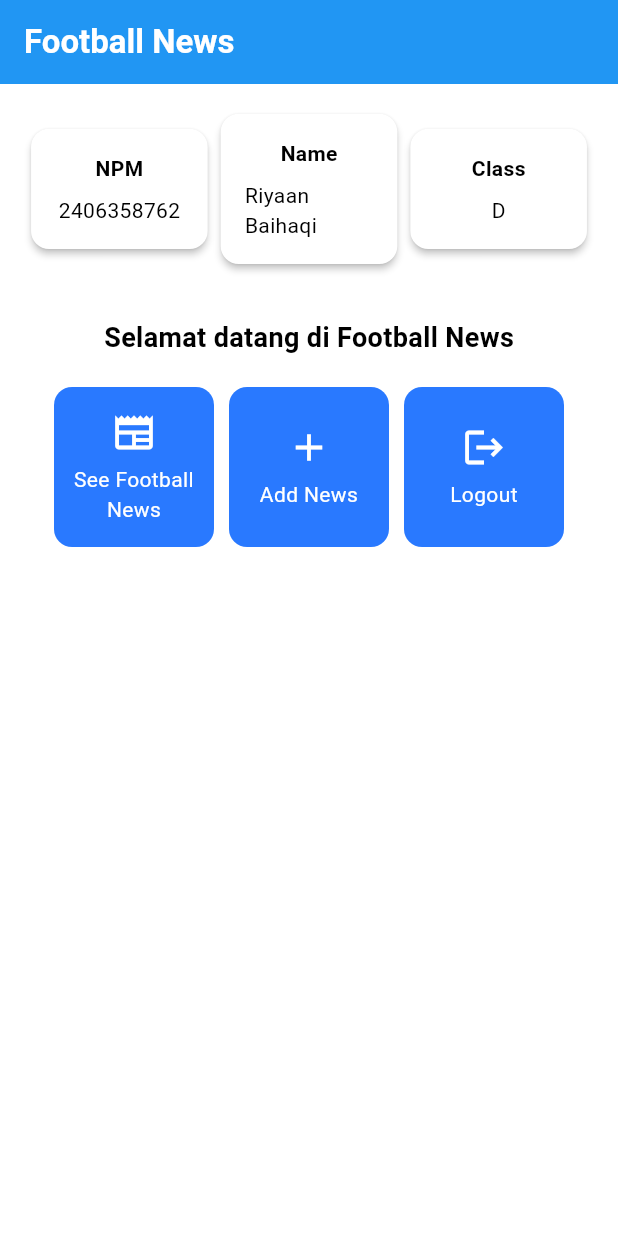
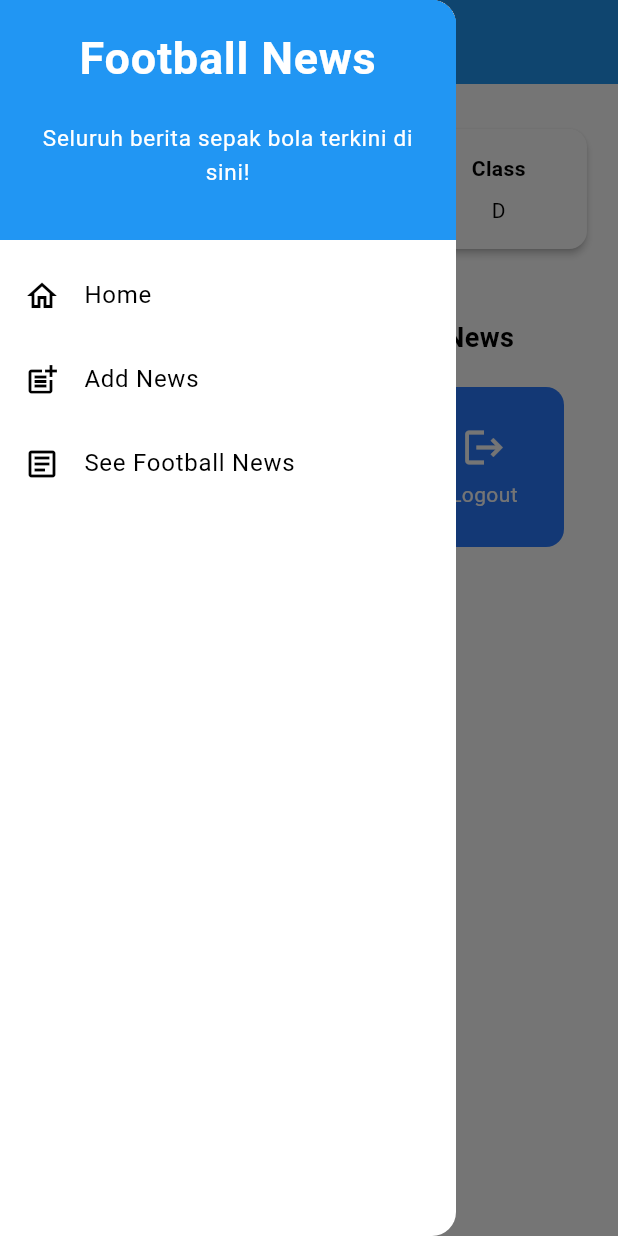
Before and after one commit to riyaan-bai/football-news-mobile, a Flutter app: the screen it shows after launch, with the side drawer open (before the commit the screen has no drawer), on a phone screen of 412 x 824 dp. Run offline on Flutter 3.47's test engine with Material 3 defaults, Android fonts, the phone set to English and light mode, and no system bars.

Commit message:
Tutorial 7 selesai

```diff
--- a/lib/menu.dart
+++ /dev/null
@@ -1,185 +0,0 @@
-import 'package:flutter/material.dart';
-class MyHomePage extends StatelessWidget {
-    MyHomePage({super.key});
-    final String nama = "Riyaan Baihaqi"; //nama
-    final String npm = "2406358762"; //npm
-    final String kelas = "D"; //kelas
-    final List<ItemHomepage> items = [
-    ItemHomepage("See Football News", Icons.newspaper),
-    ItemHomepage("Add News", Icons.add),
-    ItemHomepage("Logout", Icons.logout),
-    ];
-
-    @override
-    Widget build(BuildContext context) {
-    // Scaffold menyediakan struktur dasar halaman dengan AppBar dan body.
-    return Scaffold(
-      // AppBar adalah bagian atas halaman yang menampilkan judul.
-      appBar: AppBar(
-        // Judul aplikasi "Football News" dengan teks putih dan tebal.
-        title: const Text(
-          'Football News',
-          style: TextStyle(
-            color: Colors.white,
-            fontWeight: FontWeight.bold,
-          ),
-        ),
-        // Warna latar belakang AppBar diambil dari skema warna tema aplikasi.
-        backgroundColor: Theme.of(context).colorScheme.primary,
-      ),
-      // Body halaman dengan padding di sekelilingnya.
-      body: Padding(
-        padding: const EdgeInsets.all(16.0),
-        // Menyusun widget secara vertikal dalam sebuah kolom.
-        child: Column(
-          crossAxisAlignment: CrossAxisAlignment.center,
-          children: [
-            // Row untuk menampilkan 3 InfoCard secara horizontal.
-            Row(
-              mainAxisAlignment: MainAxisAlignment.spaceEvenly,
-              children: [
-                InfoCard(title: 'NPM', content: npm),
-                InfoCard(title: 'Name', content: nama),
-                InfoCard(title: 'Class', content: kelas),
-              ],
-            ),
-
-            // Memberikan jarak vertikal 16 unit.
-            const SizedBox(height: 16.0),
-
-            // Menempatkan widget berikutnya di tengah halaman.
-            Center(
-              child: Column(
-                // Menyusun teks dan grid item secara vertikal.
-
-                children: [
-                  // Menampilkan teks sambutan dengan gaya tebal dan ukuran 18.
-                  const Padding(
-                    padding: EdgeInsets.only(top: 16.0),
-                    child: Text(
-                      'Selamat datang di Football News',
-                      style: TextStyle(
-                        fontWeight: FontWeight.bold,
-                        fontSize: 18.0,
-                      ),
-                    ),
-                  ),
-
-                  // Grid untuk menampilkan ItemCard dalam bentuk grid 3 kolom.
-                  GridView.count(
-                    primary: true,
-                    padding: const EdgeInsets.all(20),
-                    crossAxisSpacing: 10,
-                    mainAxisSpacing: 10,
-                    crossAxisCount: 3,
-                    // Agar grid menyesuaikan tinggi kontennya.
-                    shrinkWrap: true,
-
-                    // Menampilkan ItemCard untuk setiap item dalam list items.
-                    children: items.map((ItemHomepage item) {
-                      return ItemCard(item);
-                    }).toList(),
-                  ),
-                ],
-              ),
-            ),
-          ],
-        ),
-      ),
-    );
-  }
-}
-
-class InfoCard extends StatelessWidget {
-  // Kartu informasi yang menampilkan title dan content.
-
-  final String title;  // Judul kartu.
-  final String content;  // Isi kartu.
-
-  const InfoCard({super.key, required this.title, required this.content});
-
-  @override
-  Widget build(BuildContext context) {
-    return Card(
-      // Membuat kotak kartu dengan bayangan dibawahnya.
-      elevation: 2.0,
-      child: Container(
-        // Mengatur ukuran dan jarak di dalam kartu.
-        width: MediaQuery.of(context).size.width / 3.5, // menyesuaikan dengan lebar device yang digunakan.
-        padding: const EdgeInsets.all(16.0),
-        // Menyusun title dan content secara vertikal.
-        child: Column(
-          children: [
-            Text(
-              title,
-              style: const TextStyle(fontWeight: FontWeight.bold),
-            ),
-            const SizedBox(height: 8.0),
-            Text(content),
-          ],
-        ),
-      ),
-    );
-  }
-}
-
-class ItemCard extends StatelessWidget {
-  // Menampilkan kartu dengan ikon dan nama.
-
-  final ItemHomepage item;
-
-  const ItemCard(this.item, {super.key});
-
-  @override
-  Widget build(BuildContext context) {
-    return Material(
-      // Menentukan warna latar belakang dari tema aplikasi.
-      color: Theme.of(context).colorScheme.secondary,
-      // Membuat sudut kartu melengkung.
-      borderRadius: BorderRadius.circular(12),
-
-      child: InkWell(
-        // Aksi ketika kartu ditekan.
-        onTap: () {
-          // Menampilkan pesan SnackBar saat kartu ditekan.
-          ScaffoldMessenger.of(context)
-            ..hideCurrentSnackBar()
-            ..showSnackBar(
-              SnackBar(content: Text("Kamu telah menekan tombol ${item.name}!"))
-            );
-        },
-        // Container untuk menyimpan Icon dan Text
-        child: Container(
-          padding: const EdgeInsets.all(8),
-          child: Center(
-            child: Column(
-              // Menyusun ikon dan teks di tengah kartu.
-              mainAxisAlignment: MainAxisAlignment.center,
-              children: [
-                Icon(
-                  item.icon,
-                  color: Colors.white,
-                  size: 30.0,
-                ),
-                const Padding(padding: EdgeInsets.all(3)),
-                Text(
-                  item.name,
-                  textAlign: TextAlign.center,
-                  style: const TextStyle(color: Colors.white),
-                ),
-              ],
-            ),
-          ),
-        ),
-      ),
-    );
-  }
-
-}
-
-class ItemHomepage {
- final String name;
- final IconData icon;
-
- ItemHomepage(this.name, this.icon);
-}
--- /dev/null
+++ b/lib/screens/menu.dart
@@ -0,0 +1,123 @@
+import 'package:flutter/material.dart';
+import 'package:football_news/widgets/left_drawer.dart';
+import 'package:football_news/widgets/news_card.dart';
+
+class MyHomePage extends StatelessWidget {
+  MyHomePage({super.key});
+  final String nama = "Riyaan Baihaqi"; //nama
+  final String npm = "2406358762"; //npm
+  final String kelas = "D"; //kelas
+  final List<ItemHomepage> items = [
+    ItemHomepage("See Football News", Icons.newspaper),
+    ItemHomepage("Add News", Icons.add),
+    ItemHomepage("Logout", Icons.logout),
+  ];
+
+  @override
+  Widget build(BuildContext context) {
+    // Scaffold menyediakan struktur dasar halaman dengan AppBar dan body.
+    return Scaffold(
+      // AppBar adalah bagian atas halaman yang menampilkan judul.
+      appBar: AppBar(
+        // Judul aplikasi "Football News" dengan teks putih dan tebal.
+        title: const Text(
+          'Football News',
+          style: TextStyle(color: Colors.white, fontWeight: FontWeight.bold),
+        ),
+        // Warna latar belakang AppBar diambil dari skema warna tema aplikasi.
+        backgroundColor: Theme.of(context).colorScheme.primary,
+      ),
+      drawer: const LeftDrawer(),
+      // Body halaman dengan padding di sekelilingnya.
+      body: Padding(
+        padding: const EdgeInsets.all(16.0),
+        // Menyusun widget secara vertikal dalam sebuah kolom.
+        child: SingleChildScrollView(
+          // Disesuaikan agar bisa di-scroll
+          child: Column(
+            crossAxisAlignment: CrossAxisAlignment.center,
+            children: [
+              // Row untuk menampilkan 3 InfoCard secara horizontal.
+              Row(
+                mainAxisAlignment: MainAxisAlignment.spaceEvenly,
+                children: [
+                  InfoCard(title: 'NPM', content: npm),
+                  InfoCard(title: 'Name', content: nama),
+                  InfoCard(title: 'Class', content: kelas),
+                ],
+              ),
+
+              // Memberikan jarak vertikal 16 unit.
+              const SizedBox(height: 16.0),
+
+              // Menempatkan widget berikutnya di tengah halaman.
+              Center(
+                child: Column(
+                  // Menyusun teks dan grid item secara vertikal.
+                  children: [
+                    // Menampilkan teks sambutan dengan gaya tebal dan ukuran 18.
+                    const Padding(
+                      padding: EdgeInsets.only(top: 16.0),
+                      child: Text(
+                        'Selamat datang di Football News',
+                        style: TextStyle(
+                          fontWeight: FontWeight.bold,
+                          fontSize: 18.0,
+                        ),
+                      ),
+                    ),
+
+                    // Grid untuk menampilkan ItemCard dalam bentuk grid 3 kolom.
+                    GridView.count(
+                      primary: true,
+                      padding: const EdgeInsets.all(20),
+                      crossAxisSpacing: 10,
+                      mainAxisSpacing: 10,
+                      crossAxisCount: 3,
+                      // Agar grid menyesuaikan tinggi kontennya.
+                      shrinkWrap: true,
+
+                      // Menampilkan ItemCard untuk setiap item dalam list items.
+                      children: items.map((ItemHomepage item) {
+                        return ItemCard(item);
+                      }).toList(),
+                    ),
+                  ],
+                ),
+              ),
+            ],
+          ),
+        ),
+      ),
+    );
+  }
+}
+
+class InfoCard extends StatelessWidget {
+  final String title;
+  final String content;
+  const InfoCard({super.key, required this.title, required this.content});
+
+  @override
+  Widget build(BuildContext context) {
+    return Card(
+      // Membuat kotak kartu dengan bayangan dibawahnya.
+      elevation: 2.0,
+      child: Container(
+        // Mengatur ukuran dan jarak di dalam kartu.
+        width:
+            MediaQuery.of(context).size.width /
+            3.5, // menyesuaikan dengan lebar device yang digunakan.
+        padding: const EdgeInsets.all(16.0),
+        // Menyusun title dan content secara vertikal.
+        child: Column(
+          children: [
+            Text(title, style: const TextStyle(fontWeight: FontWeight.bold)),
+            const SizedBox(height: 8.0),
+            Text(content),
+          ],
+        ),
+      ),
+    );
+  }
+}
--- /dev/null
+++ b/lib/widgets/left_drawer.dart
@@ -0,0 +1,77 @@
+import 'package:flutter/material.dart';
+import 'package:football_news/screens/menu.dart';
+import 'package:football_news/screens/newslist_form.dart';
+
+class LeftDrawer extends StatelessWidget {
+  const LeftDrawer({super.key});
+
+  @override
+  Widget build(BuildContext context) {
+    return Drawer(
+      child: ListView(
+        children: [
+          const DrawerHeader(
+            decoration: BoxDecoration(color: Colors.blue),
+            child: Column(
+              children: [
+                Text(
+                  'Football News',
+                  textAlign: TextAlign.center,
+                  style: TextStyle(
+                    fontSize: 30,
+                    fontWeight: FontWeight.bold,
+                    color: Colors.white,
+                  ),
+                ),
+                Padding(padding: EdgeInsets.all(10)),
+                Text(
+                  "Seluruh berita sepak bola terkini di sini!",
+                  textAlign: TextAlign.center,
+                  style: TextStyle(
+                    fontSize: 15,
+                    color: Colors.white,
+                    fontWeight: FontWeight.normal,
+                  ),
+                ),
+              ],
+            ),
+          ),
+          ListTile(
+            leading: const Icon(Icons.home_outlined),
+            title: const Text('Home'),
+            onTap: () {
+              Navigator.pushReplacement(
+                context,
+                MaterialPageRoute(builder: (context) => MyHomePage()),
+              );
+            },
+          ),
+          ListTile(
+            leading: const Icon(Icons.post_add),
+            title: const Text('Add News'),
+            onTap: () {
+              Navigator.push(
+                context,
+                MaterialPageRoute(builder: (context) => const NewsFormPage()),
+              );
+            },
+          ),
+          ListTile(
+            leading: const Icon(Icons.article_outlined),
+            title: const Text('See Football News'),
+            onTap: () {
+              Navigator.pop(context);
+              ScaffoldMessenger.of(context)
+                ..hideCurrentSnackBar()
+                ..showSnackBar(
+                  const SnackBar(
+                    content: Text("Halaman 'See News' belum diimplementasi."),
+                  ),
+                );
+            },
+          ),
+        ],
+      ),
+    );
+  }
+}
--- /dev/null
+++ b/lib/widgets/news_card.dart
@@ -0,0 +1,59 @@
+import 'package:flutter/material.dart';
+import 'package:football_news/screens/newslist_form.dart';
+
+class ItemCard extends StatelessWidget {
+  final ItemHomepage item;
+  const ItemCard(this.item, {super.key});
+
+  @override
+  Widget build(BuildContext context) {
+    return Material(
+      color: Theme.of(context).colorScheme.secondary,
+      borderRadius: BorderRadius.circular(12),
+
+      child: InkWell(
+        onTap: () {
+          ScaffoldMessenger.of(context)
+            ..hideCurrentSnackBar()
+            ..showSnackBar(
+              SnackBar(
+                content: Text("Kamu telah menekan tombol ${item.name}!"),
+              ),
+            );
+
+          if (item.name == "Add News") {
+            Navigator.push(
+              context,
+              MaterialPageRoute(builder: (context) => const NewsFormPage()),
+            );
+          }
+        },
+        // Container untuk menyimpan Icon dan Text
+        child: Container(
+          padding: const EdgeInsets.all(8),
+          child: Center(
+            child: Column(
+              mainAxisAlignment: MainAxisAlignment.center,
+              children: [
+                Icon(item.icon, color: Colors.white, size: 30.0),
+                const Padding(padding: EdgeInsets.all(3)),
+                Text(
+                  item.name,
+                  textAlign: TextAlign.center,
+                  style: const TextStyle(color: Colors.white),
+                ),
+              ],
+            ),
+          ),
+        ),
+      ),
+    );
+  }
+}
+
+class ItemHomepage {
+  final String name;
+  final IconData icon;
+
+  ItemHomepage(this.name, this.icon);
+}
```
Also changed, not shown: lib/main.dart (+4 -3 lines), lib/screens/newslist_form.dart (added, +204 -0 lines).
